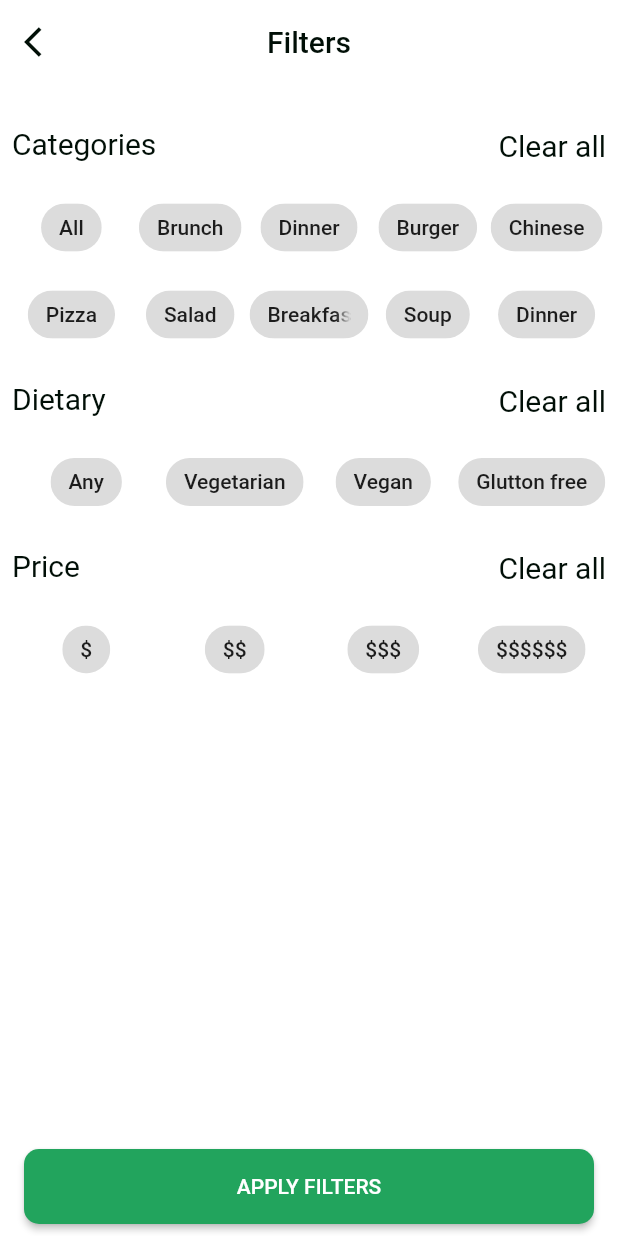
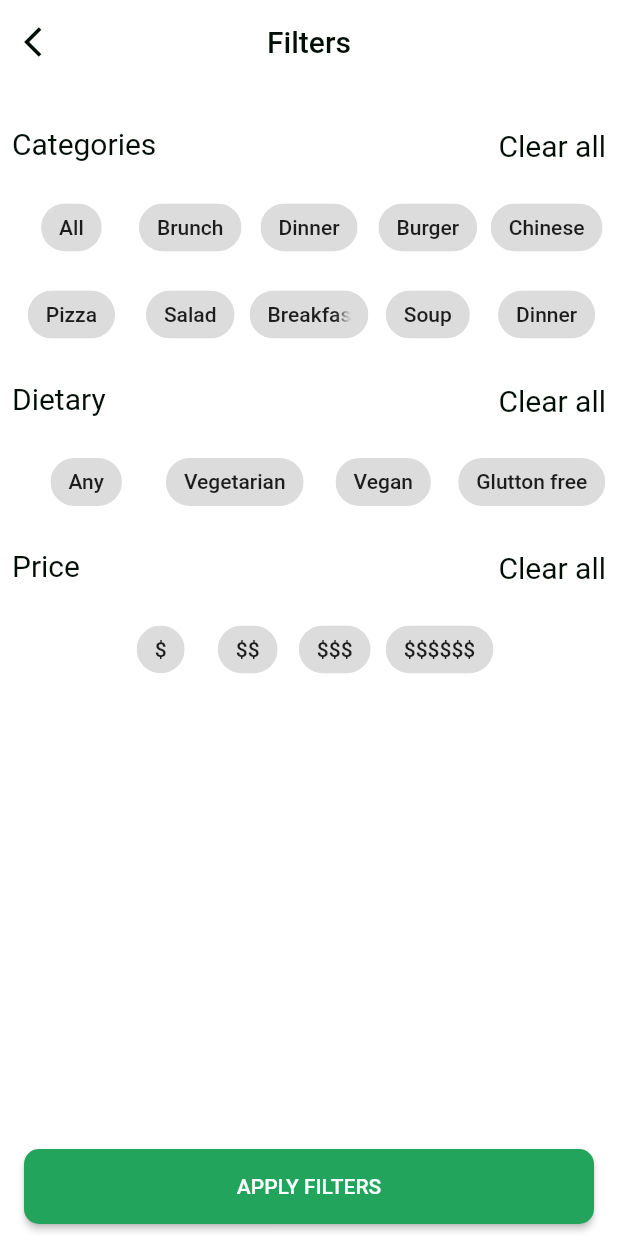
Before and after one commit to Teewhydot/foodly, a Flutter app: the Filter screen opened directly, on a phone screen of 412 x 824 dp. Run offline on Flutter 3.47's test engine with Material 2 defaults, Android fonts, the phone set to English and light mode, and no system bars; our stand-ins replace carousel_pro, expandable, firebase_auth, firebase_core, flutter_screenutil, font_awesome_flutter and 8 more; missing offline and left inert: flutter_facebook_auth; accounts and stored records are empty.

Commit message:
Working on filter chip functionality.

```diff
--- a/lib/filter.dart
+++ b/lib/filter.dart
@@ -1,10 +1,8 @@
 // ignore_for_file: prefer_typing_uninitialized_variables
 
 import 'package:flutter/material.dart';
-import 'package:foodly/models/notification_widgets.dart';
 import 'package:foodly/reusables/constants.dart';
 import 'package:foodly/reusables/widgets/reusable_button.dart';
-import 'package:foodly/screens/mainscreen.dart';
 import 'package:page_transition/page_transition.dart';
 
 class Filter extends StatefulWidget {
@@ -74,80 +72,60 @@ class _FilterState extends State<Filter> {
                   children: [
                     addVerticalSpacing(20),
                     Row(
-                      children: [
+                      children: const [
                         Expanded(
                           child: ReusableFilterChip(
-                            isAllSelected: isAllSelected,
-                            text: const Text('All'),
-                            onSelected: (bool isChecked) {},
+                            text: Text('All'),
                           ),
                         ),
                         Expanded(
                           child: ReusableFilterChip(
-                            isAllSelected: isAllSelected,
-                            text: const Text('Brunch'),
-                            onSelected: (bool isChecked) {},
+                            text: Text('Brunch'),
                           ),
                         ),
                         Expanded(
                           child: ReusableFilterChip(
-                            isAllSelected: isAllSelected,
-                            text: const Text('Dinner'),
-                            onSelected: (bool isChecked) {},
+                            text: Text('Dinner'),
                           ),
                         ),
                         Expanded(
                           child: ReusableFilterChip(
-                            isAllSelected: isAllSelected,
-                            text: const Text('Burger'),
-                            onSelected: (bool isChecked) {},
+                            text: Text('Burger'),
                           ),
                         ),
                         Expanded(
                           child: ReusableFilterChip(
-                            isAllSelected: isAllSelected,
-                            text: const Text('Chinese'),
-                            onSelected: (bool isChecked) {},
+                            text: Text('Chinese'),
                           ),
                         ),
                       ],
                     ),
                     addVerticalSpacing(10),
                     Row(
-                      children: [
+                      children: const [
                         Expanded(
                           child: ReusableFilterChip(
-                            isAllSelected: isAllSelected,
-                            text: const Text('Pizza'),
-                            onSelected: (bool isChecked) {},
+                            text: Text('Pizza'),
                           ),
                         ),
                         Expanded(
                           child: ReusableFilterChip(
-                            isAllSelected: isAllSelected,
-                            text: const Text('Salad'),
-                            onSelected: (bool isChecked) {},
+                            text: Text('Salad'),
                           ),
                         ),
                         Expanded(
                           child: ReusableFilterChip(
-                            isAllSelected: isAllSelected,
-                            text: const Text('Breakfast'),
-                            onSelected: (bool isChecked) {},
+                            text: Text('Breakfast'),
                           ),
                         ),
                         Expanded(
                           child: ReusableFilterChip(
-                            isAllSelected: isAllSelected,
-                            text: const Text('Soup'),
-                            onSelected: (bool isChecked) {},
+                            text: Text('Soup'),
                           ),
                         ),
                         Expanded(
                           child: ReusableFilterChip(
-                            isAllSelected: isAllSelected,
-                            text: const Text('Dinner'),
-                            onSelected: (bool isChecked) {},
+                            text: Text('Dinner'),
                           ),
                         ),
                       ],
@@ -183,33 +161,25 @@ class _FilterState extends State<Filter> {
                   children: [
                     addVerticalSpacing(20),
                     Row(
-                      children: [
+                      children: const [
                         Expanded(
                           child: ReusableFilterChip(
-                            isAllSelected: isAllSelected,
-                            text: const Text('Any'),
-                            onSelected: (bool isChecked) {},
+                            text: Text('Any'),
                           ),
                         ),
                         Expanded(
                           child: ReusableFilterChip(
-                            isAllSelected: isAllSelected,
-                            text: const Text('Vegetarian'),
-                            onSelected: (bool isChecked) {},
+                            text: Text('Vegetarian'),
                           ),
                         ),
                         Expanded(
                           child: ReusableFilterChip(
-                            isAllSelected: isAllSelected,
-                            text: const Text('Vegan'),
-                            onSelected: (bool isChecked) {},
+                            text: Text('Vegan'),
                           ),
                         ),
                         Expanded(
                           child: ReusableFilterChip(
-                            isAllSelected: isAllSelected,
-                            text: const Text('Glutton free'),
-                            onSelected: (bool isChecked) {},
+                            text: Text('Glutton free'),
                           ),
                         ),
                       ],
@@ -244,35 +214,21 @@ class _FilterState extends State<Filter> {
                 Column(
                   children: [
                     addVerticalSpacing(20),
-                    Row(
-                      children: [
-                        Expanded(
-                          child: ReusableFilterChip(
-                            isAllSelected: isAllSelected,
-                            text: const Text('\$'),
-                            onSelected: (bool isChecked) {},
-                          ),
+                    Wrap(
+                      spacing: 10,
+                      alignment: WrapAlignment.start,
+                      children: const [
+                        ReusableFilterChip(
+                          text: Text('\$'),
                         ),
-                        Expanded(
-                          child: ReusableFilterChip(
-                            isAllSelected: isAllSelected,
-                            text: const Text('\$\$'),
-                            onSelected: (bool isChecked) {},
-                          ),
+                        ReusableFilterChip(
+                          text: Text('\$\$'),
                         ),
-                        Expanded(
-                          child: ReusableFilterChip(
-                            isAllSelected: isAllSelected,
-                            text: const Text('\$\$\$'),
-                            onSelected: (bool isChecked) {},
-                          ),
+                        ReusableFilterChip(
+                          text: Text('\$\$\$'),
                         ),
-                        Expanded(
-                          child: ReusableFilterChip(
-                            isAllSelected: isAllSelected,
-                            text: const Text('\$\$\$\$\$\$'),
-                            onSelected: (bool isChecked) {},
-                          ),
+                        ReusableFilterChip(
+                          text: Text('\$\$\$\$\$\$'),
                         ),
                       ],
                     ),
@@ -281,22 +237,22 @@ class _FilterState extends State<Filter> {
               ],
             ),
             ReusableButton(const Text('APPLY FILTERS'), () {
-              Navigator.push(
-                  context,
-                  PageTransition(
-                      child: SuccessActionWidget(
-                        heading: 'Your order has been placed successfuly',
-                        subHeading: '',
-                        buttonText: 'KEEP EXPLORING',
-                        onpressed: () {
-                          Navigator.push(
-                              context,
-                              PageTransition(
-                                  child: const MainScreen(),
-                                  type: PageTransitionType.topToBottom));
-                        },
-                      ),
-                      type: PageTransitionType.bottomToTop));
+              // Navigator.push(
+              //     context,
+              //     PageTransition(
+              //         child: SuccessActionWidget(
+              //           heading: 'Your order has been placed successfuly',
+              //           subHeading: '',
+              //           buttonText: 'KEEP EXPLORING',
+              //           onpressed: () {
+              //             Navigator.push(
+              //                 context,
+              //                 PageTransition(
+              //                     child: const MainScreen(),
+              //                     type: PageTransitionType.topToBottom));
+              //           },
+              //         ),
+              //         type: PageTransitionType.bottomToTop));
             }, kGreenColor),
           ],
         ),
@@ -305,26 +261,36 @@ class _FilterState extends State<Filter> {
   }
 }
 
-class ReusableFilterChip extends StatelessWidget {
+class ReusableFilterChip extends StatefulWidget {
   const ReusableFilterChip({
     Key? key,
-    required this.isAllSelected,
     required this.text,
-    required this.onSelected,
   }) : super(key: key);
-
-  final bool isAllSelected;
   final Text text;
-  final onSelected;
 
   @override
+  State<ReusableFilterChip> createState() => _ReusableFilterChipState();
+}
+
+class _ReusableFilterChipState extends State<ReusableFilterChip> {
+  @override
   Widget build(BuildContext context) {
+    List<Text> filters = [];
     return FilterChip(
         selectedColor: kGreenColor,
         pressElevation: 2,
-        selected: isAllSelected,
-        label: text,
-        onSelected: onSelected);
+        selected: filters.contains(widget.text),
+        label: widget.text,
+        onSelected: (val) {
+          setState(() {
+            if (val) {
+              filters.add(widget.text);
+            } else {
+              filters.removeWhere((element) => element == widget.text);
+            }
+          });
+          print(filters);
+        });
   }
 }
 
--- a/lib/main.dart
+++ b/lib/main.dart
@@ -2,7 +2,7 @@ import 'package:firebase_core/firebase_core.dart';
 import 'package:flutter/material.dart';
 import 'package:flutter_screenutil/flutter_screenutil.dart';
 import 'package:foodly/providers/provider.dart';
-import 'package:foodly/screens/onboarding/onboarding.dart';
+import 'package:foodly/screens/mainscreen.dart';
 import 'package:provider/provider.dart';
 
 void main() async {
@@ -50,7 +50,7 @@ class Home extends StatelessWidget {
         theme: ThemeData(
           primarySwatch: Colors.blue,
         ),
-        home: const Onboarding(),
+        home: const MainScreen(),
       ),
     );
   }
--- a/lib/screens/bottom_navigation_pages/user_profile/change_password.dart
+++ b/lib/screens/bottom_navigation_pages/user_profile/change_password.dart
@@ -30,7 +30,9 @@ class ChangePasswordPage extends StatelessWidget {
           },
         ),
       ),
-      body: Column(
+      body: Padding(
+        padding: const EdgeInsets.all(8.0),
+        child: Column(
           mainAxisAlignment: MainAxisAlignment.spaceBetween,
           children: [
             Column(
@@ -112,6 +114,7 @@ class ChangePasswordPage extends StatelessWidget {
             ),
           ],
         ),
+      ),
     );
   }
 }
```
Also changed, not shown: lib/providers/provider.dart (+9 -3 lines), lib/screens/authentication/login_page.dart (+14 -11 lines), lib/screens/bottom_navigation_pages/home.dart (+5 -2 lines). Lines whose indentation alone changed are shown as unchanged.
